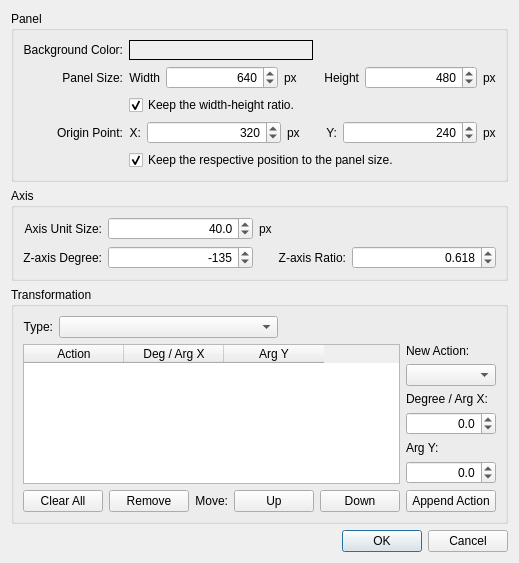
This is FigureItNow7/finUiGraphConfigDlg.ui in yuylong/FigureItNow as Qt 5 draws it before an edit. The edited form follows.
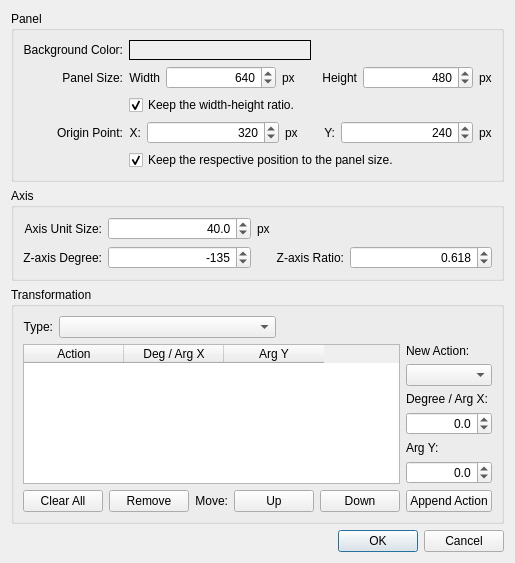
This is the edited form. Custom widgets are drawn as their Qt base class.

Commit message: Tune the layout of configuration dialog.

Diff of the .ui file:
```diff
--- a/FigureItNow7/finUiGraphConfigDlg.ui
+++ b/FigureItNow7/finUiGraphConfigDlg.ui
@@ -6,14 +6,14 @@
    <rect>
     <x>0</x>
     <y>0</y>
-    <width>519</width>
-    <height>512</height>
+    <width>500</width>
+    <height>518</height>
    </rect>
   </property>
   <property name="windowTitle">
    <string>Graphics Configuration</string>
   </property>
-  <layout class="QVBoxLayout" name="verticalLayout_4">
+  <layout class="QVBoxLayout" name="verticalLayout_4" stretch="0,0,1,0">
    <item>
     <widget class="QGroupBox" name="grbPanel">
      <property name="title">
@@ -670,7 +670,7 @@
            </layout>
           </item>
           <item>
-           <layout class="QVBoxLayout" name="verticalLayout_7">
+           <layout class="QVBoxLayout" name="verticalLayout_7" stretch="0,0,0,0,0,0,0,1">
             <item>
              <widget class="QLabel" name="lblTransAffineNewActTitle">
               <property name="text">
@@ -755,6 +755,19 @@
               </property>
              </widget>
             </item>
+            <item>
+             <spacer name="verticalSpacer">
+              <property name="orientation">
+               <enum>Qt::Vertical</enum>
+              </property>
+              <property name="sizeHint" stdset="0">
+               <size>
+                <width>20</width>
+                <height>0</height>
+               </size>
+              </property>
+             </spacer>
+            </item>
            </layout>
           </item>
          </layout>
```
Left out of the diff: 4 changed lines with no effect on the pictures. The commit also changes 1 other file.
